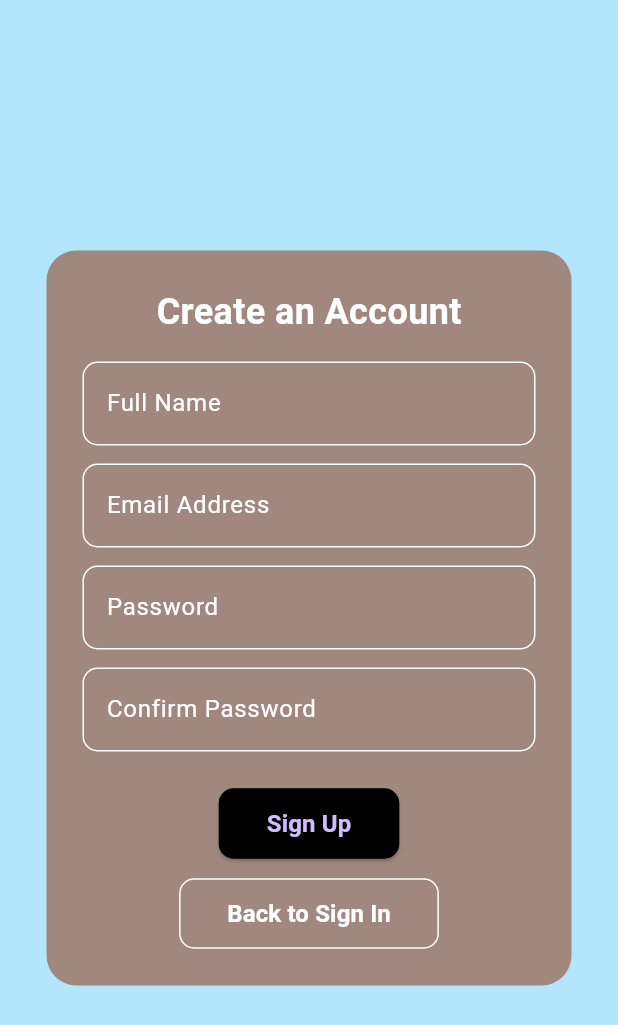
After one commit to AshutoshTMane/CASUS, a Flutter app: the SignUpScreen screen opened directly, on a phone screen of 412 x 824 dp. The commit adds this screen. Shown: the top 1025 px of the screen. Run offline on Flutter 3.47's test engine with Material 3 defaults, Android fonts, the phone set to English and light mode, and no system bars; our stand-ins replace cloud_firestore, firebase_auth, firebase_core, google_maps_flutter, location, shared_preferences; accounts and stored records are empty.

Commit message:
creating AhmedSBranch

```diff
--- a/frontend/flutter_app/lib/screens/home_page.dart
+++ b/frontend/flutter_app/lib/screens/home_page.dart
@@ -2,6 +2,7 @@ import 'package:flutter/material.dart';
 import 'package:shared_preferences/shared_preferences.dart'; // Import for shared preferences to check login status
 import 'login_page.dart'; // Import LoginPage for login redirection
 import 'profile_page.dart'; // Import ProfilePage for profile page
+import 'package:google_maps_flutter/google_maps_flutter.dart';
 
 // HomePage widget that is Stateful to handle dynamic UI updates based on user actions (e.g., navigation)
 class HomePage extends StatefulWidget {
--- /dev/null
+++ b/frontend/flutter_app/lib/signUp.dart
@@ -0,0 +1,148 @@
+import 'package:flutter/material.dart';
+
+class SignUpScreen extends StatelessWidget {
+  const SignUpScreen({Key? key}) : super(key: key);
+
+  @override
+  Widget build(BuildContext context) {
+    return Scaffold(
+      backgroundColor: Colors.lightBlue[100], // Outer background color
+      body: Center(
+        child: Container(
+          width: 350,
+          padding: const EdgeInsets.all(24),
+          decoration: BoxDecoration(
+            color: Colors.brown[300], // Card background color
+            borderRadius: BorderRadius.circular(20),
+          ),
+          child: Column(
+            mainAxisSize: MainAxisSize.min,
+            children: [
+              const Text(
+                'Create an Account',
+                style: TextStyle(
+                  fontSize: 24,
+                  fontWeight: FontWeight.bold,
+                  color: Colors.white,
+                ),
+              ),
+              const SizedBox(height: 16),
+
+              // Full Name Field
+              TextField(
+                decoration: InputDecoration(
+                  labelText: 'Full Name',
+                  labelStyle: const TextStyle(color: Colors.white),
+                  enabledBorder: OutlineInputBorder(
+                    borderSide: const BorderSide(color: Colors.white),
+                    borderRadius: BorderRadius.circular(10),
+                  ),
+                  focusedBorder: OutlineInputBorder(
+                    borderSide: const BorderSide(color: Colors.white),
+                    borderRadius: BorderRadius.circular(10),
+                  ),
+                ),
+                style: const TextStyle(color: Colors.white),
+              ),
+              const SizedBox(height: 12),
+
+              // Email Field
+              TextField(
+                decoration: InputDecoration(
+                  labelText: 'Email Address',
+                  labelStyle: const TextStyle(color: Colors.white),
+                  enabledBorder: OutlineInputBorder(
+                    borderSide: const BorderSide(color: Colors.white),
+                    borderRadius: BorderRadius.circular(10),
+                  ),
+                  focusedBorder: OutlineInputBorder(
+                    borderSide: const BorderSide(color: Colors.white),
+                    borderRadius: BorderRadius.circular(10),
+                  ),
+                ),
+                style: const TextStyle(color: Colors.white),
+              ),
+              const SizedBox(height: 12),
+
+              // Password Field
+              TextField(
+                obscureText: true,
+                decoration: InputDecoration(
+                  labelText: 'Password',
+                  labelStyle: const TextStyle(color: Colors.white),
+                  enabledBorder: OutlineInputBorder(
+                    borderSide: const BorderSide(color: Colors.white),
+                    borderRadius: BorderRadius.circular(10),
+                  ),
+                  focusedBorder: OutlineInputBorder(
+                    borderSide: const BorderSide(color: Colors.white),
+                    borderRadius: BorderRadius.circular(10),
+                  ),
+                ),
+                style: const TextStyle(color: Colors.white),
+              ),
+              const SizedBox(height: 12),
+
+              // Confirm Password Field
+              TextField(
+                obscureText: true,
+                decoration: InputDecoration(
+                  labelText: 'Confirm Password',
+                  labelStyle: const TextStyle(color: Colors.white),
+                  enabledBorder: OutlineInputBorder(
+                    borderSide: const BorderSide(color: Colors.white),
+                    borderRadius: BorderRadius.circular(10),
+                  ),
+                  focusedBorder: OutlineInputBorder(
+                    borderSide: const BorderSide(color: Colors.white),
+                    borderRadius: BorderRadius.circular(10),
+                  ),
+                ),
+                style: const TextStyle(color: Colors.white),
+              ),
+              const SizedBox(height: 24),
+
+              // Sign Up Button
+              ElevatedButton(
+                onPressed: () {
+                  // Handle sign-up logic
+                },
+                style: ElevatedButton.styleFrom(
+                  backgroundColor: Colors.black,
+                  padding: const EdgeInsets.symmetric(vertical: 12, horizontal: 32),
+                  shape: RoundedRectangleBorder(
+                    borderRadius: BorderRadius.circular(10),
+                  ),
+                ),
+                child: const Text(
+                  'Sign Up',
+                  style: TextStyle(fontSize: 16, fontWeight: FontWeight.bold),
+                ),
+              ),
+
+              const SizedBox(height: 12),
+
+              // Back to Sign In Button
+              OutlinedButton(
+                onPressed: () {
+                  Navigator.pop(context);
+                },
+                style: OutlinedButton.styleFrom(
+                  side: const BorderSide(color: Colors.white),
+                  padding: const EdgeInsets.symmetric(vertical: 12, horizontal: 32),
+                  shape: RoundedRectangleBorder(
+                    borderRadius: BorderRadius.circular(10),
+                  ),
+                ),
+                child: const Text(
+                  'Back to Sign In',
+                  style: TextStyle(fontSize: 16, fontWeight: FontWeight.bold, color: Colors.white),
+                ),
+              ),
+            ],
+          ),
+        ),
+      ),
+    );
+  }
+}
--- a/frontend/flutter_app/pubspec.yaml
+++ b/frontend/flutter_app/pubspec.yaml
@@ -9,7 +9,7 @@ environment:
 dependencies:
   flutter:
     sdk: flutter
-  google_maps_flutter: ^2.5.0
+  google_maps_flutter: ^2.12.0
   location: ^5.0.0
 
   firebase_core: ^2.32.0
```
Also changed, not shown: frontend/flutter_app/lib/HomeScreen.dart (added, +131 -0 lines), frontend/flutter_app/pubspec.lock, 127 other files.
